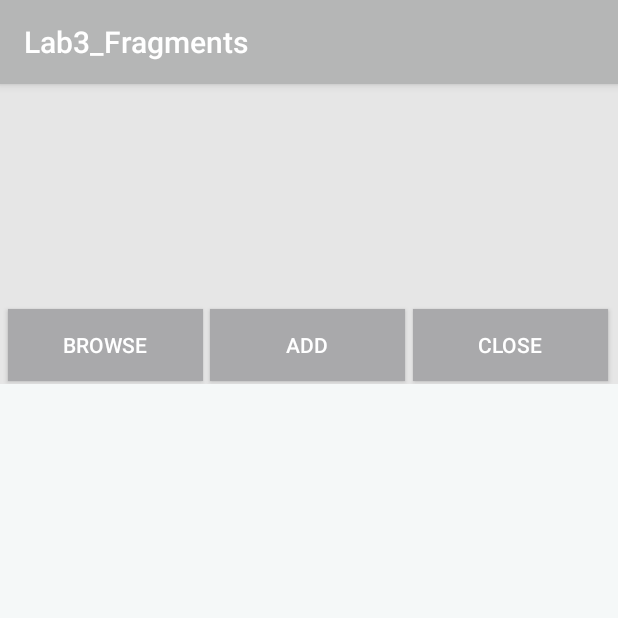
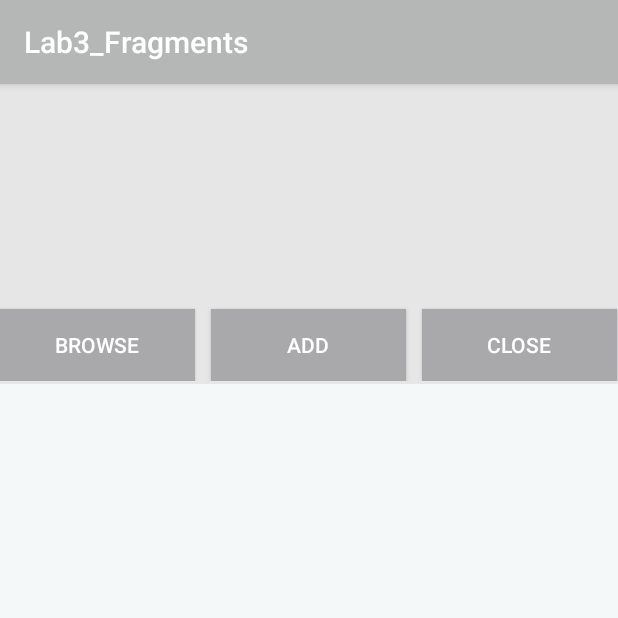
Before and after one commit to VladaIgnatyeva/labs-Android, an Android app: the fragment HeaderFragment placed in its activity, on a phone screen of 412 x 824 dp, the top half of it. Run offline under Robolectric (Android 15) with nearby library versions, the phone set to English and light mode, and no system bars.

Commit message:
update layouts

```diff
--- a/Lab3_Fragments/app/src/main/res/layout/header_fragment.xml
+++ b/Lab3_Fragments/app/src/main/res/layout/header_fragment.xml
@@ -8,11 +8,29 @@
     android:background="#e6e6e6"
     tools:context=".MainActivity">
 
+    <LinearLayout
+        android:layout_width="match_parent"
+        android:layout_height="wrap_content"
+        android:orientation="horizontal"
+        android:id="@+id/buttons"
+        >
+        <Button
+            android:id="@+id/Browse_Image"
+            android:layout_width="130dp"
+            android:layout_height="wrap_content"
+
+            android:layout_marginRight="5dp"
+            android:layout_marginTop="150dp"
+            android:background="#a9a9ab"
+            android:text="Browse"
+            android:textColor="@android:color/background_light" />
+
         <Button
             android:id="@+id/Add_Image"
             android:layout_width="130dp"
             android:layout_height="wrap_content"
-        android:layout_marginLeft="140dp"
+            android:layout_marginLeft="5dp"
+            android:layout_marginRight="5dp"
             android:layout_marginTop="150dp"
             android:background="#a9a9ab"
             android:text="Add"
@@ -22,28 +40,23 @@
             android:id="@+id/Close"
             android:layout_width="130dp"
             android:layout_height="wrap_content"
-        android:layout_marginLeft="275dp"
             android:layout_marginTop="150dp"
             android:background="#a9a9ab"
+            android:layout_marginLeft="5dp"
             android:text="Close"
             android:textColor="@android:color/background_light" />
 
-    <Button
-        android:id="@+id/Browse_Image"
-        android:layout_width="130dp"
-        android:layout_height="wrap_content"
-        android:layout_marginLeft="5dp"
-        android:layout_marginTop="150dp"
-        android:background="#a9a9ab"
-        android:text="Browse"
-        android:textColor="@android:color/background_light" />
+
+    </LinearLayout>
+
 
     <ImageView
         android:id="@+id/PreView"
         android:layout_width="match_parent"
-        android:layout_height="200dp"
+        android:layout_height="150dp"
         android:layout_marginTop="0dp"
         android:foreground="#001BD873"
         android:scrollbarTrackVertical="@android:color/transparent"
-        tools:srcCompat="@android:color/transparent" />
+        tools:srcCompat="@android:color/transparent"
+        app:layout_constraintTop_toBottomOf="@+id/buttons"/>
 </FrameLayout>
```
Also changed, not shown: Lab3_Fragments/app/src/main/java/com/example/lab3_fragments/HeaderFragment.java (+0 -7 lines). Lines whose indentation alone changed are shown as unchanged.
